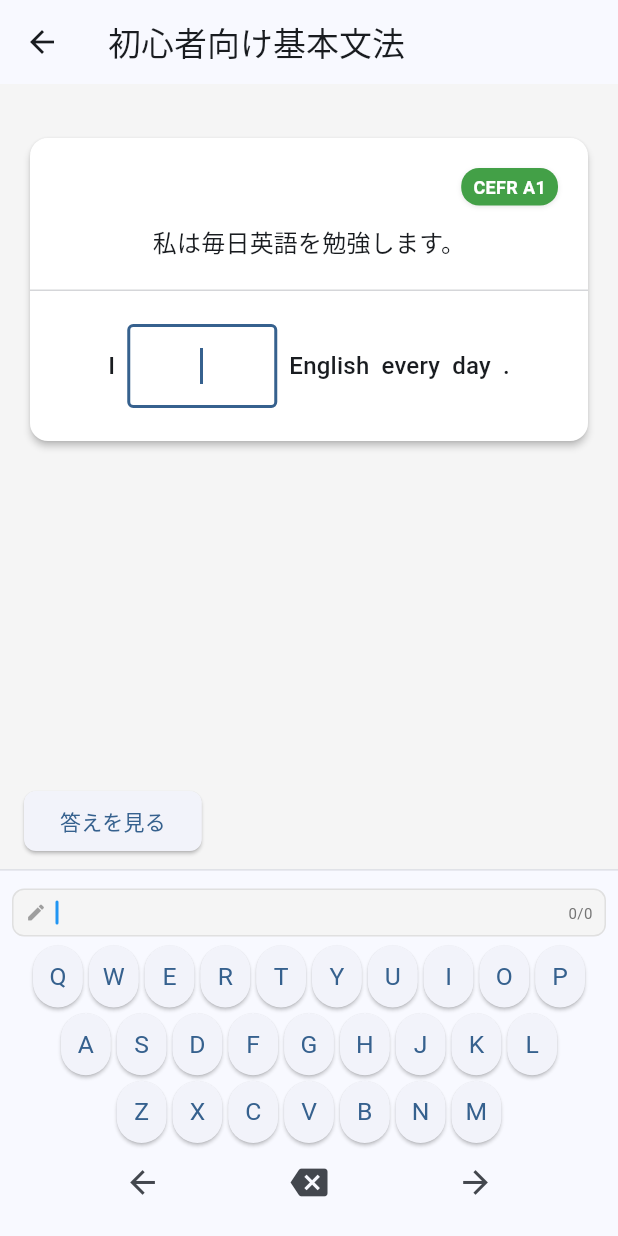
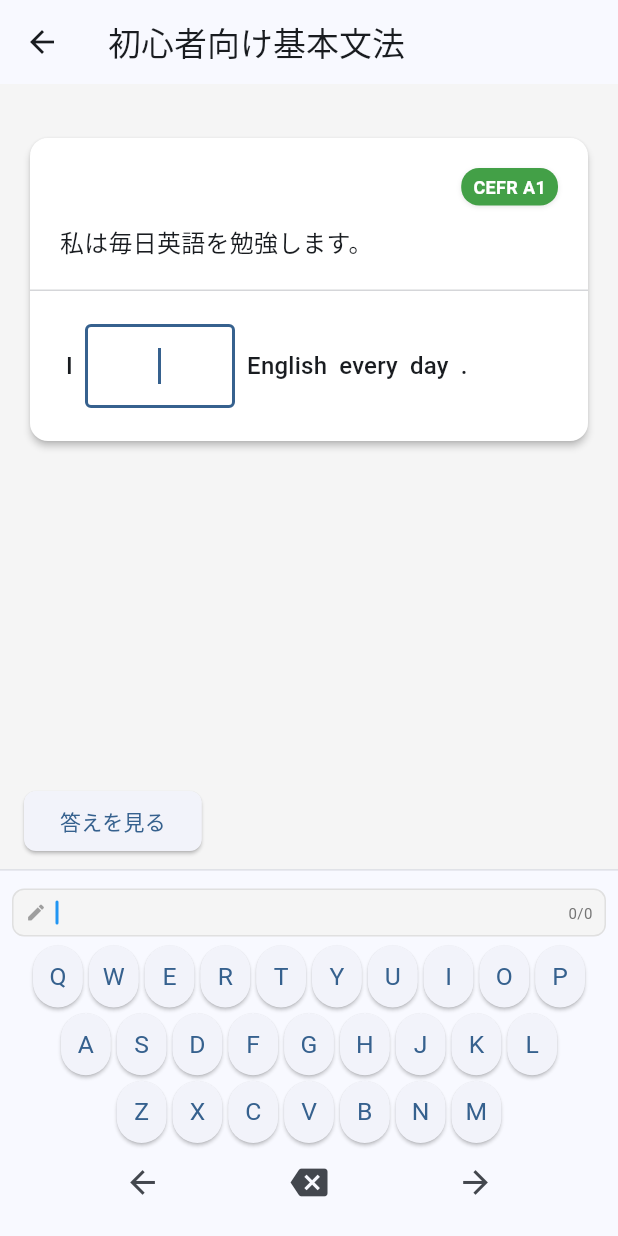
Before and after one commit to mocoarow/cocotola-1.24, a Flutter app: the screen it shows after launch, after a tap on "初心者向け基本文法", on a phone screen of 412 x 824 dp. Run offline on Flutter 3.47's test engine with Material 3 defaults, Android fonts, the phone set to English and light mode, and no system bars; our stand-ins replace flutter_riverpod; network calls fail.

```diff
--- a/cocotola-mobile/lib/providers/problem_set_provider.dart
+++ b/cocotola-mobile/lib/providers/problem_set_provider.dart
@@ -1,3 +1,4 @@
+import 'package:flutter/material.dart';
 import 'package:flutter_riverpod/flutter_riverpod.dart';
 import '../models/problem_set.dart';
 import '../models/word_problem.dart';
@@ -108,15 +109,17 @@ class ProblemSetsNotifier extends StateNotifier<List<ProblemSet>> {
         problems: [
           Problem.memorization(MemorizationProblem(
             question: 'apple',
-            answer: 'りんご',
+            answer: '**りんご**\n\n*赤い果物*\n`果物の一種`',
             hint: '赤い果物です',
             cefrLevel: 'A1',
           )),
           Problem.memorization(MemorizationProblem(
             question: 'book',
-            answer: '本',
+            answer: '**本**\n\n*知識の源*\n- 小説\n- 教科書\n- 雑誌など',
             hint: '読むものです',
             cefrLevel: 'A1',
+            questionAlignment: TextAlign.left, // 問題文も左寄せ
+            answerAlignment: TextAlign.left, // 左寄せの例
           )),
           Problem.memorization(MemorizationProblem(
             question: 'water',
@@ -134,13 +137,15 @@ class ProblemSetsNotifier extends StateNotifier<List<ProblemSet>> {
         problems: [
           Problem.memorization(MemorizationProblem(
             question: 'Good morning',
-            answer: 'おはようございます',
+            answer: '**おはようございます**\n\n朝の*あいさつ*として使用\n`グッドモーニング`',
             cefrLevel: 'A1',
           )),
           Problem.memorization(MemorizationProblem(
             question: 'Thank you very much',
-            answer: 'どうもありがとうございます',
+            answer: '**どうもありがとうございます**\n\n*とても丁寧な感謝の表現*\n\n使用場面:\n- 目上の人に対して\n- 正式な場面で\n- 深く感謝したい時',
             cefrLevel: 'A1',
+            questionAlignment: TextAlign.left, // 問題文を左寄せ
+            answerAlignment: TextAlign.left, // 左寄せでリスト表示
           )),
           Problem.memorization(MemorizationProblem(
             question: 'How are you?',
--- a/cocotola-mobile/lib/widgets/problem_content_widget.dart
+++ b/cocotola-mobile/lib/widgets/problem_content_widget.dart
@@ -58,13 +58,16 @@ class ProblemContentWidget extends StatelessWidget {
                                 ),
                                 const SizedBox(height: 12),
                                 // 日本語文
-                                Text(
+                                Align(
+                                  alignment: Alignment.centerLeft,
+                                  child: Text(
                                     currentProblem.japanese,
                                     style: Theme.of(context).textTheme.titleMedium?.copyWith(
                                       color: Theme.of(context).colorScheme.onSurface,
                                       fontWeight: FontWeight.w500,
                                     ),
-                                  textAlign: TextAlign.center,
+                                    textAlign: TextAlign.left,
+                                  ),
                                 ),
                               ],
                             ),
@@ -78,6 +81,8 @@ class ProblemContentWidget extends StatelessWidget {
                           // 英語文セクション（空欄問題）
                           Padding(
                             padding: const EdgeInsets.all(20.0),
+                            child: Align(
+                              alignment: Alignment.centerLeft,
                               child: Wrap(
                                 alignment: WrapAlignment.start,
                                 crossAxisAlignment: WrapCrossAlignment.center,
@@ -99,6 +104,7 @@ class ProblemContentWidget extends StatelessWidget {
                                 ],
                               ),
                             ),
+                          ),
                         ],
                       ),
                     ),
```
Also changed, not shown: cocotola-mobile/lib/models/memorization_problem.dart (+10 -0 lines), cocotola-mobile/lib/utils/markdown_text_parser.dart (added, +87 -0 lines), cocotola-mobile/lib/widgets/memorization_answer_widget.dart (+18 -21 lines), cocotola-mobile/lib/widgets/memorization_question_widget.dart (+9 -6 lines), 1 other file. Lines whose indentation alone changed are shown as unchanged.
